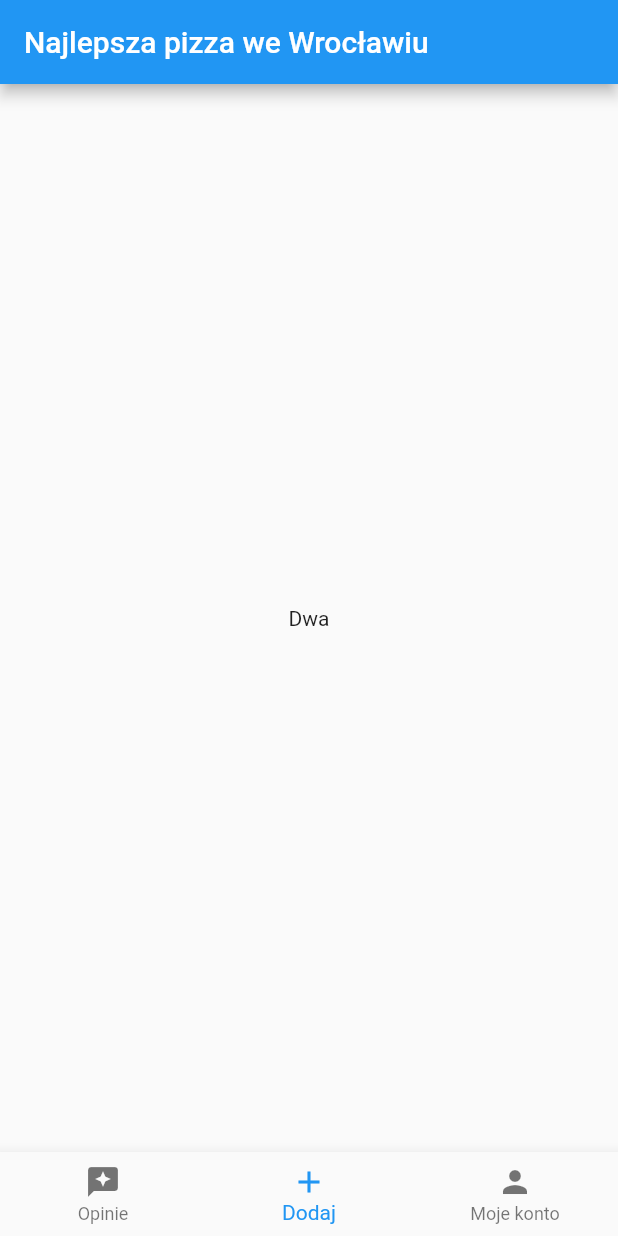
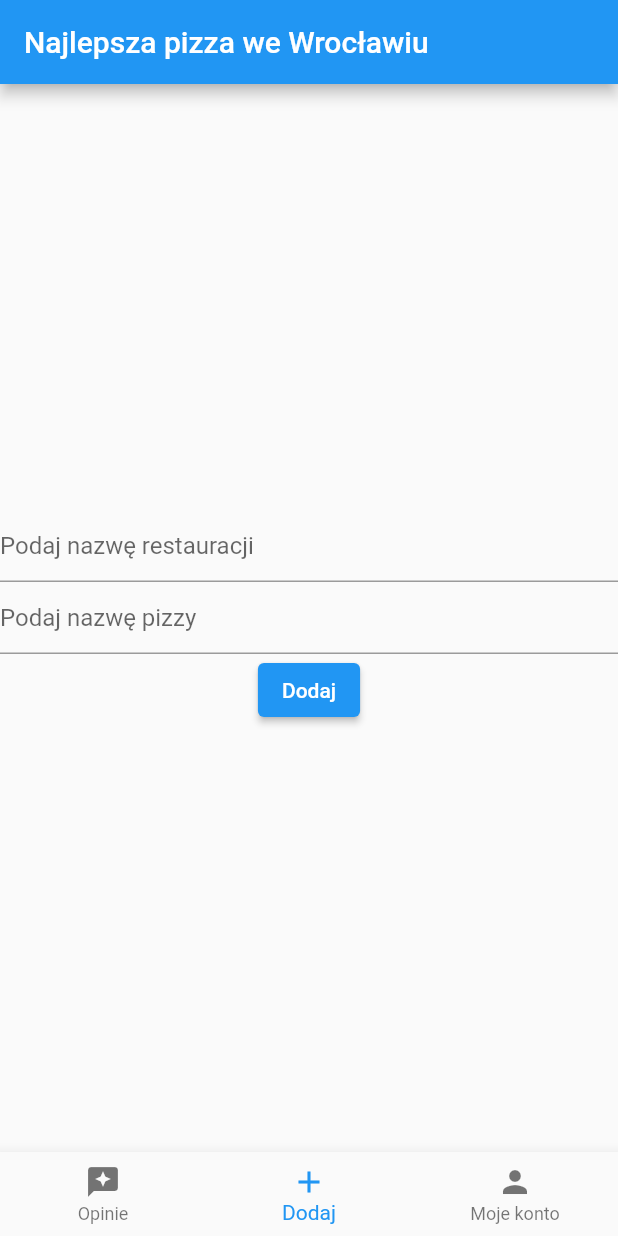
Before and after one commit to Jacek96/najlepsza_pizza_w_miescie, a Flutter app: the screen it shows once a user with an empty profile is signed in, item 2 of the bottom bar chosen, on a phone screen of 412 x 824 dp. Run offline on Flutter 3.47's test engine with Material 2 defaults, Android fonts, the phone set to English and light mode, and no system bars; our stand-ins replace cloud_firestore, firebase_auth, firebase_core; accounts and stored records are empty.

```diff
--- a/lib/app/home/add_opinion/add_opinion_page_content.dart
+++ b/lib/app/home/add_opinion/add_opinion_page_content.dart
@@ -1,14 +1,56 @@
+import 'package:cloud_firestore/cloud_firestore.dart';
+import 'package:firebase_core/firebase_core.dart';
 import 'package:flutter/material.dart';
 
-class AddOpinionPageContent extends StatelessWidget {
+class AddOpinionPageContent extends StatefulWidget {
   const AddOpinionPageContent({
     super.key,
   });
 
   @override
+  State<AddOpinionPageContent> createState() => _AddOpinionPageContentState();
+}
+
+class _AddOpinionPageContentState extends State<AddOpinionPageContent> {
+  var restaurantName = "";
+  var pizzaName = "";
+
+  @override
   Widget build(BuildContext context) {
-    return const Center(
-      child: Text('Dwa'),
+    return Center(
+      child: Column(
+        mainAxisAlignment: MainAxisAlignment.center,
+        children: [
+          TextField(
+            decoration: const InputDecoration(
+              hintText: 'Podaj nazwę restauracji',
+            ),
+            onChanged: (newValue) {
+              setState(() {
+                restaurantName = newValue;
+              });
+            },
+          ),
+          TextField(
+            decoration: const InputDecoration(
+              hintText: 'Podaj nazwę pizzy',
+            ),
+            onChanged: (newValue) {
+              setState(() {
+                pizzaName = newValue;
+              });
+            },
+          ),
+          ElevatedButton(
+            onPressed: () {
+              FirebaseFirestore.instance.collection('restaurants').add(
+                {'name': restaurantName, 'pizza': pizzaName, 'rating': 3.0},
+              );
+            },
+            child: const Text('Dodaj'),
+          ),
+        ],
+      ),
     );
   }
 }
```
